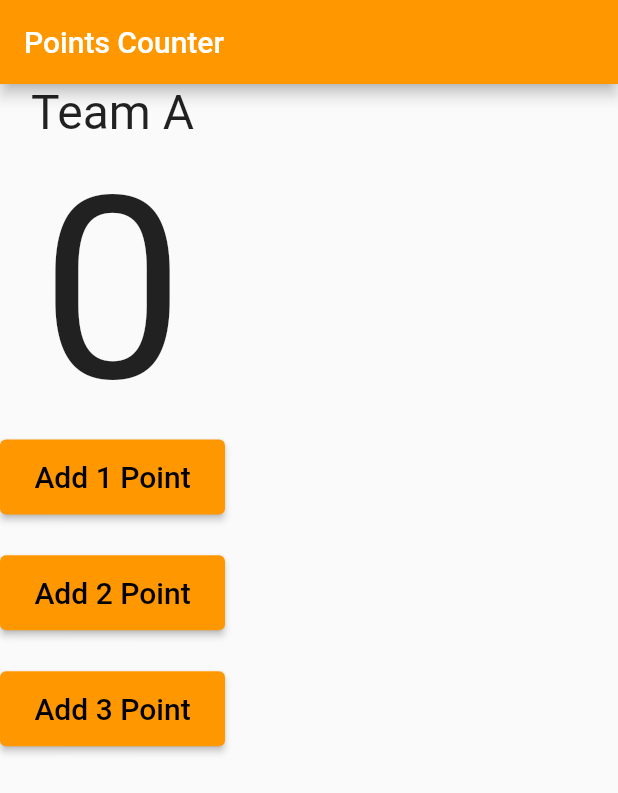
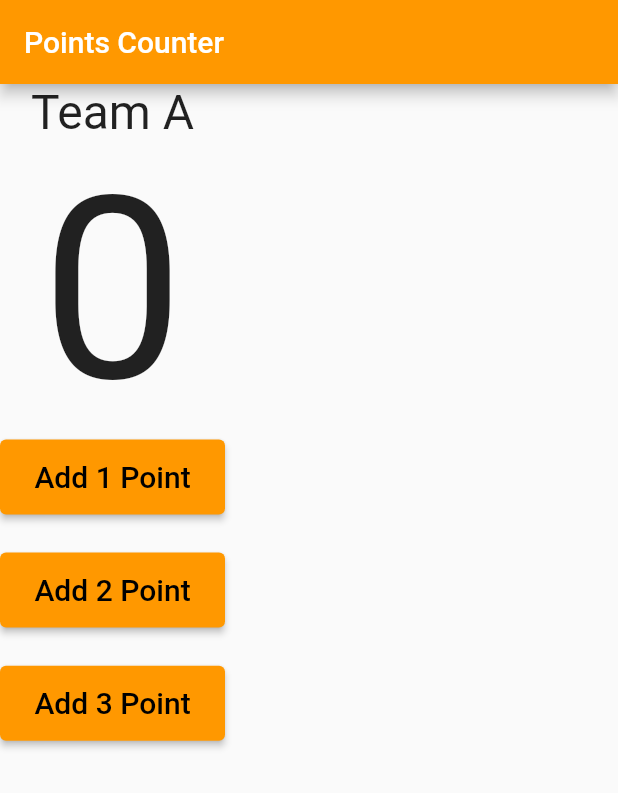
Before and after one commit to alaakorda/Basketball-Points, a Flutter app: the screen it shows after launch, on a phone screen of 412 x 824 dp. Shown: the top 793 px of the screen. Run offline on Flutter 3.47's test engine with Material 2 defaults, Android fonts, the phone set to English and light mode, and no system bars.

Commit message:
Update main.dart

```diff
--- a/lib/main.dart
+++ b/lib/main.dart
@@ -48,7 +48,7 @@ class BasketBallPoints extends StatelessWidget {
               child: Text("Add 3 Point",style: TextStyle(color: Colors.black,fontSize: 20),
               ),
               ),
-              Spacer(flex: 12,),
+              Spacer(flex: 13,),
           ],
         ),
 
```
